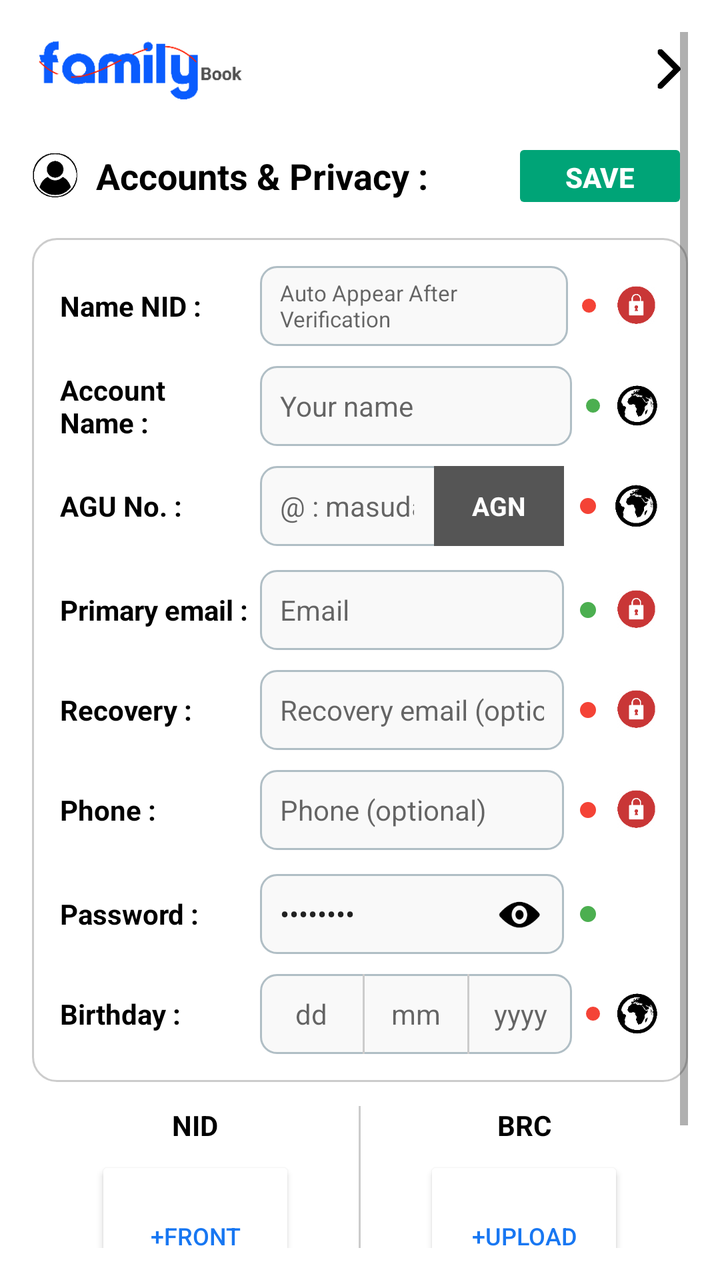
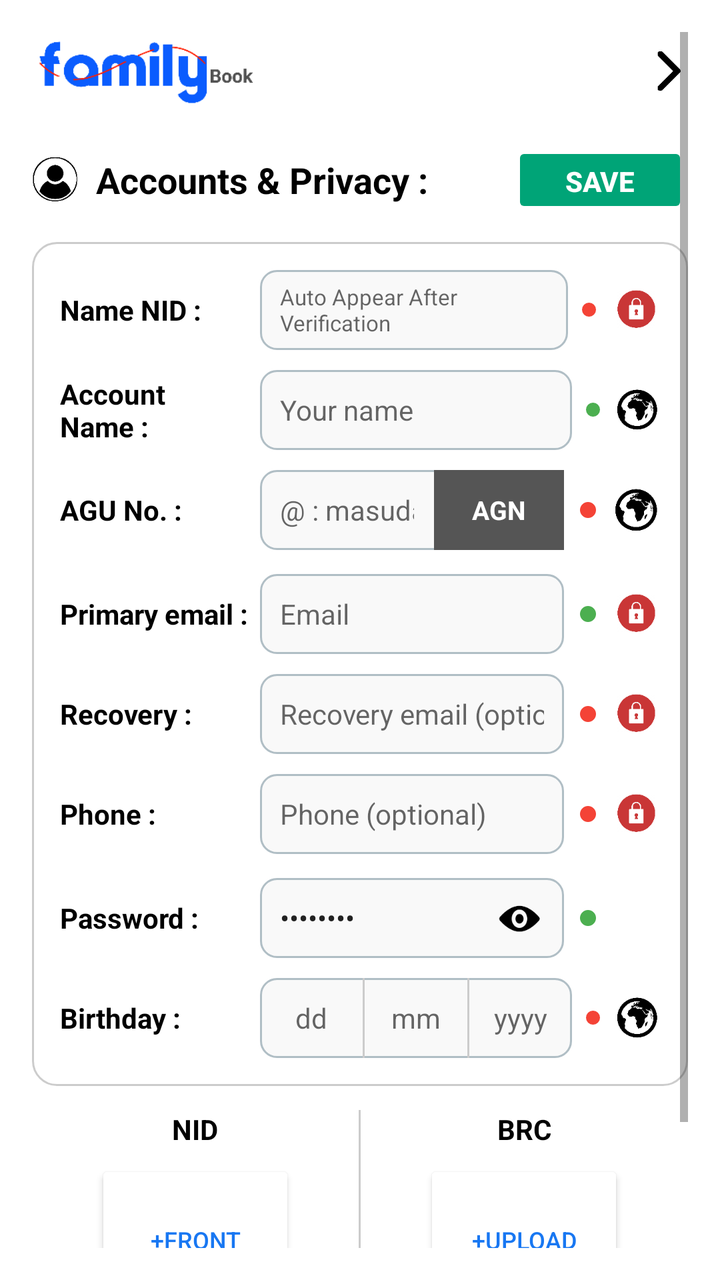

Compare the two renders of this Android layout. The source of the first and the diff that turns it into the second are given below.
<!-- AndroidManifest.xml: application theme Theme.AppCompat.Light.NoActionBar -->
<!-- res/layout/activity_accounts_privacy.xml -->
<?xml version="1.0" encoding="utf-8"?>
<ScrollView xmlns:android="http://schemas.android.com/apk/res/android"
    android:layout_width="match_parent"
    android:layout_height="match_parent"
    android:background="#FFFFFF"
    android:padding="16dp">

    <LinearLayout
        android:layout_width="match_parent"
        android:layout_height="wrap_content"
        android:orientation="vertical">

        
        <RelativeLayout
            android:layout_width="match_parent"
            android:layout_height="wrap_content"
            android:layout_marginBottom="16dp">

            <ImageView
                android:id="@+id/ivHeaderLogo"
                android:layout_width="153dp"
                android:layout_height="37dp"
                android:layout_centerVertical="true"
                android:scaleType="fitStart"
                android:src="@drawable/ic_family_sett" />

            <ImageView
                android:id="@+id/btnBackArrow"
                android:layout_width="22dp"
                android:layout_height="22dp"
                android:layout_alignParentEnd="true"
                android:layout_centerVertical="true"
                android:src="@drawable/ic_back_sett" />
        </RelativeLayout>

        
        <RelativeLayout
            android:layout_width="match_parent"
            android:layout_height="wrap_content"
            android:layout_marginBottom="12dp">

            <LinearLayout
                android:layout_width="wrap_content"
                android:layout_height="wrap_content"
                android:layout_centerVertical="true"
                android:gravity="center_vertical"
                android:orientation="horizontal">

                <ImageView
                    android:id="@+id/ivPrivacyIcon"
                    android:layout_width="24dp"
                    android:layout_height="24dp"
                    android:src="@drawable/ic_account_settings" />

                <TextView
                    android:layout_width="wrap_content"
                    android:layout_height="wrap_content"
                    android:layout_marginStart="8dp"
                    android:text="Accounts &amp; Privacy :"
                    android:textColor="#000000"
                    android:textSize="18sp"
                    android:textStyle="bold" />
            </LinearLayout>

            <Button
                android:id="@+id/btnSubmit"
                android:layout_width="wrap_content"
                android:layout_height="38dp"
                android:layout_alignParentEnd="true"
                android:layout_centerVertical="true"
                android:backgroundTint="#00A477"
                android:enabled="false"
                android:text="Save"
                android:textColor="#FFFFFF"
                android:textSize="14sp"
                android:textStyle="bold" />
        </RelativeLayout>

        
        <LinearLayout
            android:layout_width="match_parent"
            android:layout_height="wrap_content"
            android:background="@drawable/bg_card_outline"
            android:orientation="vertical"
            android:padding="14dp">

            
            <LinearLayout
                android:layout_width="match_parent"
                android:layout_height="wrap_content"
                android:layout_marginBottom="10dp"
                android:gravity="center_vertical"
                android:orientation="horizontal">

                <TextView
                    android:layout_width="100dp"
                    android:layout_height="wrap_content"
                    android:text="Name NID :"
                    android:textColor="#000000"
                    android:textSize="14sp"
                    android:textStyle="bold" />

                <EditText
                    android:id="@+id/etNidName"
                    android:layout_width="0dp"
                    android:layout_height="40dp"
                    android:layout_weight="1"
                    android:background="@drawable/bg_input_field"
                    android:enabled="false"
                    android:hint="Auto Appear After Verification"
                    android:paddingHorizontal="10dp"
                    android:textColor="#333333"
                    android:textSize="11sp" />

                <View
                    android:id="@+id/dotNidName"
                    android:layout_width="7dp"
                    android:layout_height="7dp"
                    android:layout_marginStart="7dp"
                    android:background="@drawable/dot_red" />

                <ImageView
                    android:id="@+id/ivNidLockToggle"
                    android:layout_width="24dp"
                    android:layout_height="24dp"
                    android:layout_marginStart="8dp"
                    android:clickable="true"
                    android:focusable="true"
                    android:src="@drawable/ic_locked" />
            </LinearLayout>

            
            <LinearLayout
                android:layout_width="match_parent"
                android:layout_height="wrap_content"
                android:layout_marginBottom="10dp"
                android:gravity="center_vertical"
                android:orientation="horizontal">

                <TextView
                    android:layout_width="100dp"
                    android:layout_height="wrap_content"
                    android:text="Account Name :"
                    android:textColor="#000000"
                    android:textSize="14sp"
                    android:textStyle="bold" />

                <EditText
                    android:id="@+id/etProfileName"
                    android:layout_width="0dp"
                    android:layout_height="40dp"
                    android:layout_weight="1"
                    android:background="@drawable/bg_input_field"
                    android:hint="Your name"
                    android:inputType="textPersonName|textCapWords"
                    android:maxLength="40"
                    android:paddingHorizontal="10dp"
                    android:textColor="#000000"
                    android:textSize="14sp" />

                <View
                    android:id="@+id/dotProfileName"
                    android:layout_width="7dp"
                    android:layout_height="7dp"
                    android:layout_marginStart="7dp"
                    android:background="@drawable/dot_green" />

                <ImageView
                    android:id="@+id/ivProfileLockToggle"
                    android:layout_width="23dp"
                    android:layout_height="23dp"
                    android:layout_marginStart="7dp"
                    android:clickable="true"
                    android:focusable="true"
                    android:src="@drawable/ic_globe" />
            </LinearLayout>

            
            <LinearLayout
                android:layout_width="match_parent"
                android:layout_height="wrap_content"
                android:layout_marginBottom="12dp"
                android:gravity="center_vertical"
                android:orientation="horizontal">

                <TextView
                    android:layout_width="100dp"
                    android:layout_height="wrap_content"
                    android:text="AGU No. :"
                    android:textColor="#000000"
                    android:textSize="14sp"
                    android:textStyle="bold" />

                <LinearLayout
                    android:layout_width="0dp"
                    android:layout_height="40dp"
                    android:layout_weight="1"
                    android:background="@drawable/bg_input_field"
                    android:gravity="center_vertical"
                    android:orientation="horizontal">

                    <EditText
                        android:id="@+id/etUsername"
                        android:layout_width="0dp"
                        android:layout_height="match_parent"
                        android:layout_weight="1"
                        android:background="@null"
                        android:hint="@ : masudalam"
                        android:inputType="textNoSuggestions|textVisiblePassword"
                        android:paddingHorizontal="10dp"
                        android:textSize="14sp" />

                    <TextView
                        android:id="@+id/tvAgnNumber"
                        android:layout_width="65dp"
                        android:layout_height="match_parent"
                        android:background="#555555"
                        android:gravity="center"
                        android:text="AGN"
                        android:textColor="#FFFFFF"
                        android:textSize="13sp"
                        android:textStyle="bold" />
                </LinearLayout>

                <View
                    android:id="@+id/dotUsername"
                    android:layout_width="8dp"
                    android:layout_height="8dp"
                    android:layout_marginStart="8dp"
                    android:background="@drawable/dot_red" />

                <ImageView
                    android:id="@+id/ivUsernamePrivacy"
                    android:layout_width="24dp"
                    android:layout_height="24dp"
                    android:layout_marginStart="8dp"
                    android:clickable="true"
                    android:focusable="true"
                    android:src="@drawable/ic_globe" />
            </LinearLayout>

            
            <LinearLayout
                android:layout_width="match_parent"
                android:layout_height="wrap_content"
                android:layout_marginBottom="10dp"
                android:gravity="center_vertical"
                android:orientation="horizontal">

                <TextView
                    android:layout_width="100dp"
                    android:layout_height="wrap_content"
                    android:text="Primary email :"
                    android:textColor="#000000"
                    android:textSize="14sp"
                    android:textStyle="bold" />

                <EditText
                    android:id="@+id/etMainEmail"
                    android:layout_width="0dp"
                    android:layout_height="40dp"
                    android:layout_weight="1"
                    android:background="@drawable/bg_input_field"
                    android:hint="Email"
                    android:inputType="textEmailAddress"
                    android:paddingHorizontal="10dp"
                    android:textSize="14sp" />

                <View
                    android:id="@+id/dotMainEmail"
                    android:layout_width="8dp"
                    android:layout_height="8dp"
                    android:layout_marginStart="8dp"
                    android:background="@drawable/dot_green" />

                <ImageView
                    android:id="@+id/ivMainEmailPrivacy"
                    android:layout_width="24dp"
                    android:layout_height="24dp"
                    android:layout_marginStart="8dp"
                    android:clickable="true"
                    android:focusable="true"
                    android:src="@drawable/ic_locked" />
            </LinearLayout>

            
            <LinearLayout
                android:layout_width="match_parent"
                android:layout_height="wrap_content"
                android:layout_marginBottom="10dp"
                android:gravity="center_vertical"
                android:orientation="horizontal">

                <TextView
                    android:layout_width="100dp"
                    android:layout_height="wrap_content"
                    android:text="Recovery :"
                    android:textColor="#000000"
                    android:textSize="14sp"
                    android:textStyle="bold" />

                <EditText
                    android:id="@+id/etRecoveryEmail"
                    android:layout_width="0dp"
                    android:layout_height="40dp"
                    android:layout_weight="1"
                    android:background="@drawable/bg_input_field"
                    android:hint="Recovery email (optional)"
                    android:inputType="textEmailAddress"
                    android:paddingHorizontal="10dp"
                    android:textSize="14sp" />

                <View
                    android:id="@+id/dotRecoveryEmail"
                    android:layout_width="8dp"
                    android:layout_height="8dp"
                    android:layout_marginStart="8dp"
                    android:background="@drawable/dot_red" />

                <ImageView
                    android:id="@+id/ivRecoveryPrivacy"
                    android:layout_width="24dp"
                    android:layout_height="24dp"
                    android:layout_marginStart="8dp"
                    android:clickable="true"
                    android:focusable="true"
                    android:src="@drawable/ic_locked" />
            </LinearLayout>

            
            <LinearLayout
                android:layout_width="match_parent"
                android:layout_height="wrap_content"
                android:layout_marginBottom="12dp"
                android:gravity="center_vertical"
                android:orientation="horizontal">

                <TextView
                    android:layout_width="100dp"
                    android:layout_height="wrap_content"
                    android:text="Phone :"
                    android:textColor="#000000"
                    android:textSize="14sp"
                    android:textStyle="bold" />

                <EditText
                    android:id="@+id/etPhone"
                    android:layout_width="0dp"
                    android:layout_height="40dp"
                    android:layout_weight="1"
                    android:background="@drawable/bg_input_field"
                    android:hint="Phone (optional)"
                    android:inputType="phone"
                    android:paddingHorizontal="10dp"
                    android:textSize="14sp" />

                <View
                    android:id="@+id/dotPhone"
                    android:layout_width="8dp"
                    android:layout_height="8dp"
                    android:layout_marginStart="8dp"
                    android:background="@drawable/dot_red" />

                <ImageView
                    android:id="@+id/ivPhonePrivacy"
                    android:layout_width="24dp"
                    android:layout_height="24dp"
                    android:layout_marginStart="8dp"
                    android:clickable="true"
                    android:focusable="true"
                    android:src="@drawable/ic_locked" />
            </LinearLayout>

            
            <LinearLayout
                android:layout_width="match_parent"
                android:layout_height="wrap_content"
                android:layout_marginBottom="10dp"
                android:gravity="center_vertical"
                android:orientation="horizontal">

                <TextView
                    android:layout_width="100dp"
                    android:layout_height="wrap_content"
                    android:text="Password :"
                    android:textColor="#000000"
                    android:textSize="14sp"
                    android:textStyle="bold" />

                <RelativeLayout
                    android:layout_width="0dp"
                    android:layout_height="40dp"
                    android:layout_weight="1"
                    android:background="@drawable/bg_input_field">

                    <EditText
                        android:id="@+id/etPassword"
                        android:layout_width="match_parent"
                        android:layout_height="match_parent"
                        android:layout_toStartOf="@+id/ivPasswordEye"
                        android:background="@null"
                        android:inputType="textPassword"
                        android:paddingHorizontal="10dp"
                        android:text="********"
                        android:textSize="14sp" />

                    <ImageView
                        android:id="@+id/ivPasswordEye"
                        android:layout_width="24dp"
                        android:layout_height="24dp"
                        android:layout_alignParentEnd="true"
                        android:layout_centerVertical="true"
                        android:layout_marginEnd="10dp"
                        android:clickable="true"
                        android:focusable="true"
                        android:src="@drawable/ic_views" />
                </RelativeLayout>

                <View
                    android:id="@+id/dotPassword"
                    android:layout_width="8dp"
                    android:layout_height="8dp"
                    android:layout_marginStart="8dp"
                    android:background="@drawable/dot_green" />

                <View
                    android:layout_width="24dp"
                    android:layout_height="24dp"
                    android:layout_marginStart="8dp" />
            </LinearLayout>

            
            <LinearLayout
                android:layout_width="match_parent"
                android:layout_height="wrap_content"
                android:gravity="center_vertical"
                android:orientation="horizontal">

                <TextView
                    android:layout_width="100dp"
                    android:layout_height="wrap_content"
                    android:text="Birthday :"
                    android:textColor="#000000"
                    android:textSize="14sp"
                    android:textStyle="bold" />

                <LinearLayout
                    android:layout_width="0dp"
                    android:layout_height="40dp"
                    android:layout_weight="1"
                    android:background="@drawable/bg_input_field"
                    android:orientation="horizontal">

                    <EditText
                        android:id="@+id/etDay"
                        android:layout_width="0dp"
                        android:layout_height="match_parent"
                        android:layout_weight="1"
                        android:background="@null"
                        android:gravity="center"
                        android:hint="dd"
                        android:inputType="number"
                        android:maxLength="2"
                        android:textSize="14sp" />

                    <View
                        android:layout_width="1dp"
                        android:layout_height="match_parent"
                        android:background="#CCCCCC" />

                    <EditText
                        android:id="@+id/etMonth"
                        android:layout_width="0dp"
                        android:layout_height="match_parent"
                        android:layout_weight="1"
                        android:background="@null"
                        android:gravity="center"
                        android:hint="mm"
                        android:inputType="number"
                        android:maxLength="2"
                        android:textSize="14sp" />

                    <View
                        android:layout_width="1dp"
                        android:layout_height="match_parent"
                        android:background="#CCCCCC" />

                    <EditText
                        android:id="@+id/etYear"
                        android:layout_width="0dp"
                        android:layout_height="match_parent"
                        android:layout_weight="1"
                        android:background="@null"
                        android:gravity="center"
                        android:hint="yyyy"
                        android:inputType="number"
                        android:maxLength="4"
                        android:textSize="14sp" />
                </LinearLayout>

                <View
                    android:id="@+id/dotBirthday"
                    android:layout_width="7dp"
                    android:layout_height="7dp"
                    android:layout_marginStart="7dp"
                    android:background="@drawable/dot_red" />

                <ImageView
                    android:id="@+id/ivBirthdayPrivacy"
                    android:layout_width="23dp"
                    android:layout_height="23dp"
                    android:layout_marginStart="7dp"
                    android:clickable="true"
                    android:focusable="true"
                    android:src="@drawable/ic_globe" />
            </LinearLayout>
        </LinearLayout>

        
        <LinearLayout
            android:id="@+id/layoutLoading"
            android:layout_width="match_parent"
            android:layout_height="wrap_content"
            android:layout_marginTop="12dp"
            android:gravity="center"
            android:orientation="vertical"
            android:visibility="gone">

            <TextView
                android:id="@+id/tvLoadingText"
                android:layout_width="wrap_content"
                android:layout_height="wrap_content"
                android:text="Processing..."
                android:textColor="#689F38"
                android:textSize="14sp"
                android:textStyle="bold" />

            <RelativeLayout
                android:layout_width="match_parent"
                android:layout_height="wrap_content"
                android:layout_marginTop="4dp">

                <ProgressBar
                    android:id="@+id/progressBar"
                    style="?android:attr/progressBarStyleHorizontal"
                    android:layout_width="match_parent"
                    android:layout_height="8dp"
                    android:layout_toStartOf="@+id/tvProgressPercent"
                    android:progress="0" />

                <TextView
                    android:id="@+id/tvProgressPercent"
                    android:layout_width="wrap_content"
                    android:layout_height="wrap_content"
                    android:layout_alignParentEnd="true"
                    android:layout_marginStart="8dp"
                    android:text="0%"
                    android:textColor="#00C853"
                    android:textSize="13sp"
                    android:textStyle="bold" />
            </RelativeLayout>
        </LinearLayout>

        
        <LinearLayout
            android:id="@+id/layoutUploadContainer"
            android:layout_width="match_parent"
            android:layout_height="wrap_content"
            android:layout_marginTop="12dp"
            android:orientation="horizontal">

            <LinearLayout
                android:layout_width="0dp"
                android:layout_height="wrap_content"
                android:layout_weight="1"
                android:gravity="center"
                android:orientation="vertical">

                <TextView
                    android:id="@+id/tvNidTitle"
                    android:layout_width="wrap_content"
                    android:layout_height="wrap_content"
                    android:layout_marginBottom="6dp"
                    android:text="NID"
                    android:textColor="#000000"
                    android:textSize="14sp"
                    android:textStyle="bold" />

                <Button
                    android:id="@+id/btnFrontNid"
                    android:layout_width="100dp"
                    android:layout_height="80dp"
                    android:backgroundTint="#FFFFFF"
                    android:text="+Front"
                    android:textColor="#1877F2"
                    android:textSize="12sp" />

                <ImageView
                    android:id="@+id/ivFrontNidPreview"
                    android:layout_width="110dp"
                    android:layout_height="80dp"
                    android:scaleType="fitXY"
                    android:visibility="gone" />
            </LinearLayout>

            <View
                android:layout_width="1dp"
                android:layout_height="100dp"
                android:background="#CCCCCC" />

            <LinearLayout
                android:layout_width="0dp"
                android:layout_height="wrap_content"
                android:layout_weight="1"
                android:gravity="center"
                android:orientation="vertical">

                <TextView
                    android:id="@+id/tvBidTitle"
                    android:layout_width="wrap_content"
                    android:layout_height="wrap_content"
                    android:layout_marginBottom="6dp"
                    android:text="BRC"
                    android:textColor="#000000"
                    android:textSize="14sp"
                    android:textStyle="bold" />

                <Button
                    android:id="@+id/btnUploadBid"
                    android:layout_width="100dp"
                    android:layout_height="80dp"
                    android:backgroundTint="#FFFFFF"
                    android:text="+Upload"
                    android:textColor="#1877F2"
                    android:textSize="12sp" />

                <ImageView
                    android:id="@+id/ivBidPreview"
                    android:layout_width="110dp"
                    android:layout_height="80dp"
                    android:scaleType="fitXY"
                    android:visibility="gone" />
            </LinearLayout>
        </LinearLayout>

        
        <LinearLayout
            android:layout_width="match_parent"
            android:layout_height="wrap_content"
            android:layout_marginTop="16dp"
            android:gravity="center"
            android:orientation="horizontal">

            <Button
                android:id="@+id/btnReset"
                android:layout_width="85dp"
                android:layout_height="38dp"
                android:backgroundTint="#F44336"
                android:text="Reset"
                android:textColor="#FFFFFF"
                android:textSize="12sp" />

            <Button
                android:id="@+id/btnVerify"
                android:layout_width="85dp"
                android:layout_height="38dp"
                android:layout_marginStart="12dp"
                android:backgroundTint="#00A477"
                android:text="Verify"
                android:textColor="#FFFFFF"
                android:textSize="12sp" />

            <Button
                android:id="@+id/btnHide"
                android:layout_width="85dp"
                android:layout_height="38dp"
                android:layout_marginStart="12dp"
                android:backgroundTint="#000000"
                android:text="Hide"
                android:textColor="#FFFFFF"
                android:textSize="12sp" />
        </LinearLayout>

    </LinearLayout>
</ScrollView>
<!-- resources referenced by this layout -->
<resources>
  <!-- drawable bg_card_outline (drawable) -->
  <?xml version="1.0" encoding="utf-8"?>
  <shape xmlns:android="http://schemas.android.com/apk/res/android"
      android:shape="rectangle">
      <solid android:color="#FFFFFF" />
      <stroke android:width="1dp" android:color="#CCCCCC" />
      <corners android:radius="12dp" />
  </shape>
  <!-- drawable bg_input_field (drawable) -->
  <?xml version="1.0" encoding="utf-8"?>
  <shape xmlns:android="http://schemas.android.com/apk/res/android"
      android:shape="rectangle">
      <solid android:color="#F9F9F9" />
      <stroke android:width="1dp" android:color="#B0BEC5" />
      <corners android:radius="8dp" />
  </shape>
  <!-- drawable dot_green (drawable) -->
  <?xml version="1.0" encoding="utf-8"?>
  <shape xmlns:android="http://schemas.android.com/apk/res/android"
      android:shape="oval">
      <solid android:color="#4CAF50" />
      <size android:width="8dp" android:height="8dp" />
  </shape>
  <!-- drawable dot_red (drawable) -->
  <?xml version="1.0" encoding="utf-8"?>
  <shape xmlns:android="http://schemas.android.com/apk/res/android"
      android:shape="oval">
      <solid android:color="#F44336" />
      <size android:width="8dp" android:height="8dp" />
  </shape>
  <!-- drawable ic_account_settings: png bitmap (drawable, 1707 bytes) -->
  <!-- drawable ic_back_sett: png bitmap (drawable, 690 bytes) -->
  <!-- drawable ic_family_sett: png bitmap (drawable, 5469 bytes) -->
  <!-- drawable ic_globe: png bitmap (drawable, 3397 bytes) -->
  <!-- drawable ic_locked: png bitmap (drawable, 2766 bytes) -->
  <!-- drawable ic_views: png bitmap (drawable, 1505 bytes) -->
</resources>

<!-- the commit's change to res/layout/activity_accounts_privacy.xml (unified diff, before → after) -->
@@ -18,8 +18,8 @@
 
             <ImageView
                 android:id="@+id/ivHeaderLogo"
-                android:layout_width="153dp"
-                android:layout_height="37dp"
+                android:layout_width="155dp"
+                android:layout_height="39dp"
                 android:layout_centerVertical="true"
                 android:scaleType="fitStart"
                 android:src="@drawable/ic_family_sett" />
